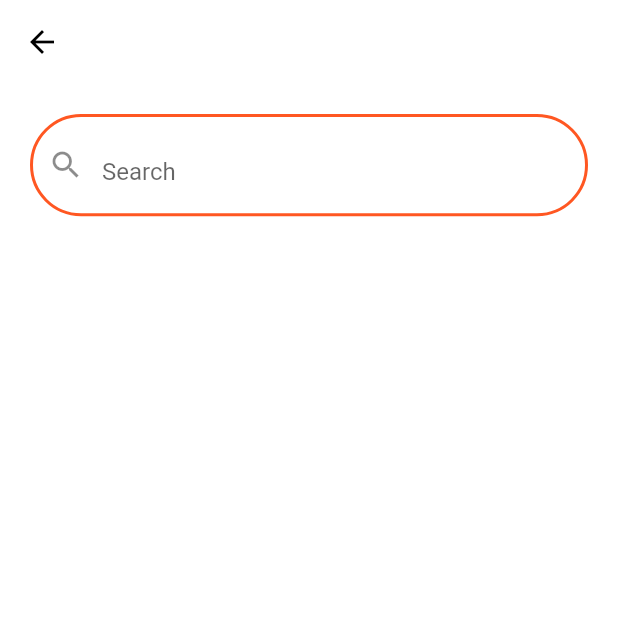
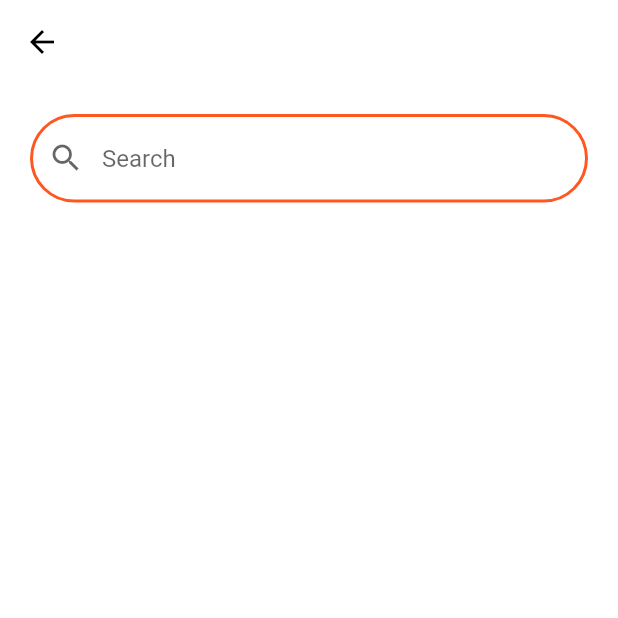
Before and after one commit to eslamyounis1/News_App, a Flutter app: the screen it shows after launch, after a tap on the "search" icon, on a phone screen of 412 x 824 dp, the top half of it. Run offline on Flutter 3.47's test engine with Material 2 defaults, Android fonts, the phone set to English and light mode, and no system bars; our stand-ins replace bloc, conditional_builder_null_safety, dio, flutter_bloc, hexcolor, shared_preferences and 1 more; network calls fail.

Commit message:
theme_changes

```diff
--- a/lib/layout/cubit/cubit.dart
+++ b/lib/layout/cubit/cubit.dart
@@ -186,7 +186,7 @@ class NewsCubit extends Cubit<NewsStates> {
   }
 
   // pull refresh function
-  Future<void> pullRefresh() async {
+  Future<void> pullRefresh()async {
     return Future.delayed(
       const Duration(seconds: 1),
       (){
@@ -265,4 +265,6 @@ class NewsCubit extends Cubit<NewsStates> {
     );
 
   }
+
+
 }
--- a/lib/layout/cubit/states.dart
+++ b/lib/layout/cubit/states.dart
@@ -42,3 +42,6 @@ class NewsGetSearchErrorState extends NewsStates{
 }
 
 class NewsRefreshState extends NewsStates{}
+
+class NewsScienceRefreshState extends NewsStates{}
+class NewsSportsRefreshState extends NewsStates{}
--- a/lib/main.dart
+++ b/lib/main.dart
@@ -120,9 +120,6 @@ class MyApp extends StatelessWidget {
                   ),
                 ),
                 hintColor: Colors.white,
-
-
-
               ),
               themeMode: cubit.isDark ? ThemeMode.dark : ThemeMode.light,
               debugShowCheckedModeBanner: false,
--- a/lib/modules/science/science_screen.dart
+++ b/lib/modules/science/science_screen.dart
@@ -16,6 +16,7 @@ class ScienceScreen extends StatelessWidget {
       listener: (context, state) {},
       builder: (context, state) {
         var scienceItemList = NewsCubit.get(context).science;
+        var cubit = NewsCubit.get(context);
         return articleBuilder(scienceItemList);
       },
     );
--- a/lib/modules/sports/sports_screen.dart
+++ b/lib/modules/sports/sports_screen.dart
@@ -16,6 +16,7 @@ class SportsScreen extends StatelessWidget {
       listener: (context, state) {},
       builder: (context, state) {
         var sportsItemList = NewsCubit.get(context).sports;
+        var cubit = NewsCubit.get(context);
         return articleBuilder(sportsItemList);
       },
     );
--- a/lib/shared/components/components.dart
+++ b/lib/shared/components/components.dart
@@ -86,21 +86,21 @@ Widget myDivider() => Padding(
 
 Widget articleBuilder(list, {isSearch = false}) => ConditionalBuilder(
       condition: list.isNotEmpty,
-      builder: (context) => BlocConsumer<NewsCubit,NewsStates>(
-        listener: (context,state){},
-        builder: (context,state){
+      builder: (context) => BlocConsumer<NewsCubit, NewsStates>(
+        listener: (context, state) {},
+        builder: (context, state) {
           var cubit = NewsCubit.get(context);
           return RefreshIndicator(
             onRefresh: cubit.pullRefresh,
             child: ListView.separated(
               physics: const BouncingScrollPhysics(),
-              itemBuilder: (context, index) => buildArticleItem(list[index], context),
+              itemBuilder: (context, index) =>
+                  buildArticleItem(list[index], context),
               separatorBuilder: (context, index) => myDivider(),
               itemCount: list.length,
             ),
           );
         },
-
       ),
       fallback: (context) => isSearch
           ? Container()
@@ -110,7 +110,7 @@ Widget articleBuilder(list, {isSearch = false}) => ConditionalBuilder(
 Widget defaultFormField({
   required TextEditingController controller,
   required String hintTxt,
-  required Function validator,
+   Function? validator,
   required Function onChange,
   IconData? suffIcon,
   IconData? preIcon,
@@ -121,12 +121,14 @@ Widget defaultFormField({
     controller: controller,
     keyboardType: type,
     decoration: InputDecoration(
-      suffix: Icon(
+      suffixIcon: Icon(
         suffIcon,
       ),
       prefixIcon: Icon(
         preIcon,
+        color: Theme.of(context).hintColor,
       ),
+      focusColor: Colors.deepOrange,
       border: OutlineInputBorder(
         borderRadius: BorderRadius.circular(35.0),
         borderSide: const BorderSide(width: 0.8),
@@ -139,15 +141,22 @@ Widget defaultFormField({
         ),
       ),
       hintText: hintTxt,
+      hintStyle: TextStyle(
+        color: Theme.of(context).hintColor,
+      ),
       fillColor: Theme.of(context).primaryColor,
       filled: true,
+
     ),
     validator: (value) {
-      return validator(value);
+      return validator!(value);
     },
     onChanged: (value) {
       onChange(value);
     },
+    style: TextStyle(
+      color: Theme.of(context).hintColor,
+    ),
   );
 }
 
```
Also changed, not shown: lib/modules/search/search_screen.dart (+9 -8 lines).
